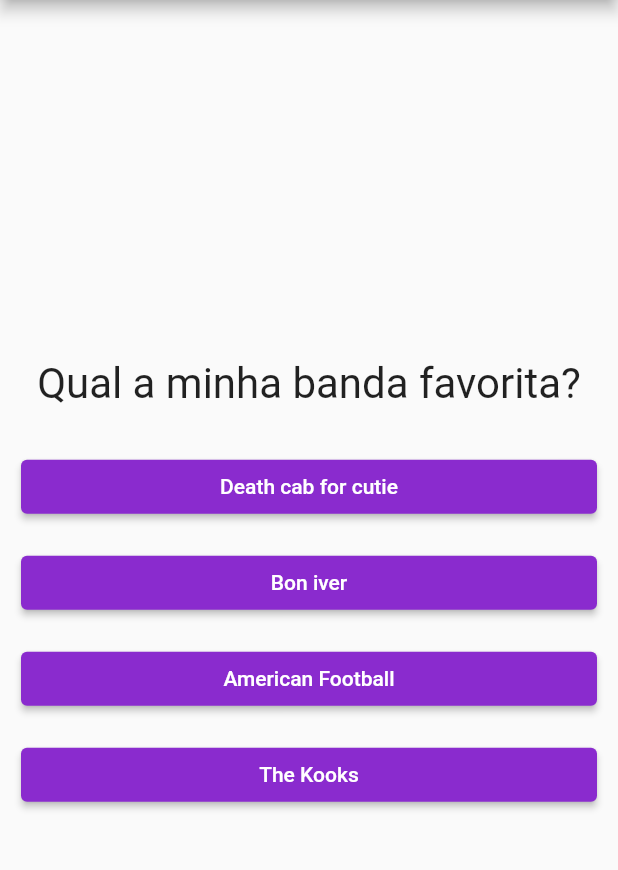
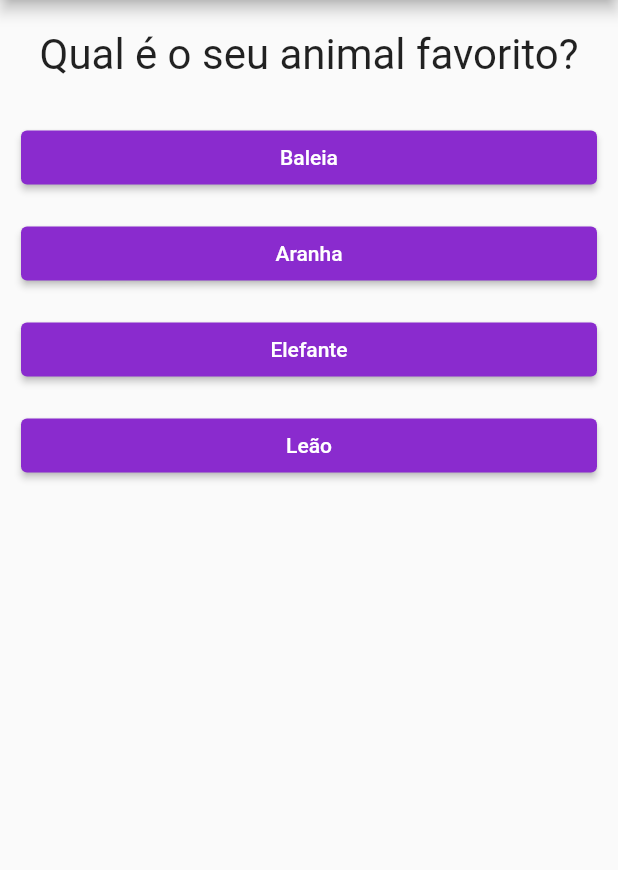
Before and after one commit to henriqdsvlima/hmriq_faq, a Flutter app: the screen it shows after launch, after a tap on "Preto", on a phone screen of 412 x 824 dp, the part 84-954 px from its top. Run offline on Flutter 3.47's test engine with Material 2 defaults, Android fonts, the phone set to English and light mode, and no system bars.

Commit message:
problema resolvido

```diff
--- a/lib/main.dart
+++ b/lib/main.dart
@@ -20,29 +20,41 @@
   // final List<Map<String, Object>> questions = [
   final _questions = const [
     {
-      'texto': 'Qual é a minha cor favorita?',
-      'resposta': ['Azul', 'Preto', 'Marrom', 'Cinza'],
-    },
-    {
-      'texto': 'Qual a minha banda favorita?',
-      'resposta': [
-        'Death cab for cutie',
-        'Bon iver',
-        'American Football',
-        'The Kooks'
+      'texto': 'Qual é a sua cor favorita?',
+      'respostas': [
+        {'texto': 'Preto', 'pontuacao': 10},
+        {'texto': 'Azul', 'pontuacao': 5},
+        {'texto': 'Marrom', 'pontuacao': 3},
+        {'texto': 'Cinza', 'pontuacao': 1},
       ],
     },
     {
-      'texto': 'Qual animal favorito?',
-      'resposta': ['Elefante', 'Baleia', 'Cachorro', 'Aranha'],
+      'texto': 'Qual é o seu animal favorito?',
+      'respostas': [
+        {'texto': 'Baleia', 'pontuacao': 10},
+        {'texto': 'Aranha', 'pontuacao': 5},
+        {'texto': 'Elefante', 'pontuacao': 3},
+        {'texto': 'Leão', 'pontuacao': 1},
+      ],
     },
+    {
+      'texto': 'Qual é minha banda favorita?',
+      'respostas': [
+        {'texto': 'Death Cab For Cutie', 'pontuacao': 10},
+        {'texto': 'Bon iver', 'pontuacao': 9},
+        {'texto': 'American Football', 'pontuacao': 6},
+        {'texto': 'Kings of Convenience', 'pontuacao': 7},
+      ],
+    }
   ];
   var _questionSelected = 0;
+  var _totalScore = 0;
 
-  void _answer() {
+  void _answer(int score) {
     if (isThisQuestionSelected) {
       setState(() {
         _questionSelected++;
+        _totalScore += score;
       });
       print(_questionSelected);
     }
@@ -75,7 +87,7 @@
                 questions: _questions,
                 questionSelected: _questionSelected,
                 answerOk: _answer)
-            : Result(),
+            : Result(_totalScore),
       ),
     );
   }
--- a/lib/questionary.dart
+++ b/lib/questionary.dart
@@ -6,30 +6,33 @@
 class Questionary extends StatelessWidget {
   final List<Map<String, Object>> questions;
   final int questionSelected;
-  final void Function() answerOk;
+  final void Function(int) answerOk;
 
-  bool get isThisQuestionSelected {
+  Questionary({
+    @required this.questions,
+    @required this.questionSelected,
+    @required this.answerOk,
+  });
+
+  bool get temPerguntaSelecionada {
     return questionSelected < questions.length;
   }
 
-  Questionary({
-    @required this.questionSelected,
-    @required this.answerOk,
-    @required this.questions,
-  });
-
   @override
   Widget build(BuildContext context) {
-    List<String> answers =
-        isThisQuestionSelected ? questions[questionSelected]['resposta'] : null;
+    List<Map<String, Object>> respostas = temPerguntaSelecionada
+        ? questions[questionSelected]['respostas']
+        : null;
 
     return Column(
-      mainAxisAlignment: MainAxisAlignment.center,
       children: <Widget>[
         Question(questions[questionSelected]['texto']),
-        ...answers
-            .map((text) => Answer(text, answerOk))
-            .toList(), // essas reticencias vão fazer com que a lista seja adicionada na outra lista
+        ...respostas.map((answ) {
+          return Answer(
+            answ['texto'],
+            () => answerOk(answ['pontuacao']),
+          );
+        }).toList(),
       ],
     );
   }
--- a/lib/result.dart
+++ b/lib/result.dart
@@ -1,10 +1,26 @@
 import 'package:flutter/material.dart';
 
 class Result extends StatelessWidget {
+  final int score;
+
+  Result(this.score);
+
+  String get resultPhrase {
+    if (score < 8) {
+      return 'Boa!';
+    } else if (score < 12) {
+      return 'Que cara bom!';
+    } else if (score < 16) {
+      return 'Ora mas veja só...';
+    } else {
+      return 'Ora Ora Temos um Sheroque Holmes aqui!';
+    }
+  }
+
   @override
   Widget build(BuildContext context) {
     return Center(
-      child: Text('Parabens!', style: TextStyle(fontSize: 29)),
+      child: Text(resultPhrase, style: TextStyle(fontSize: 29)),
     );
   }
 }
```
